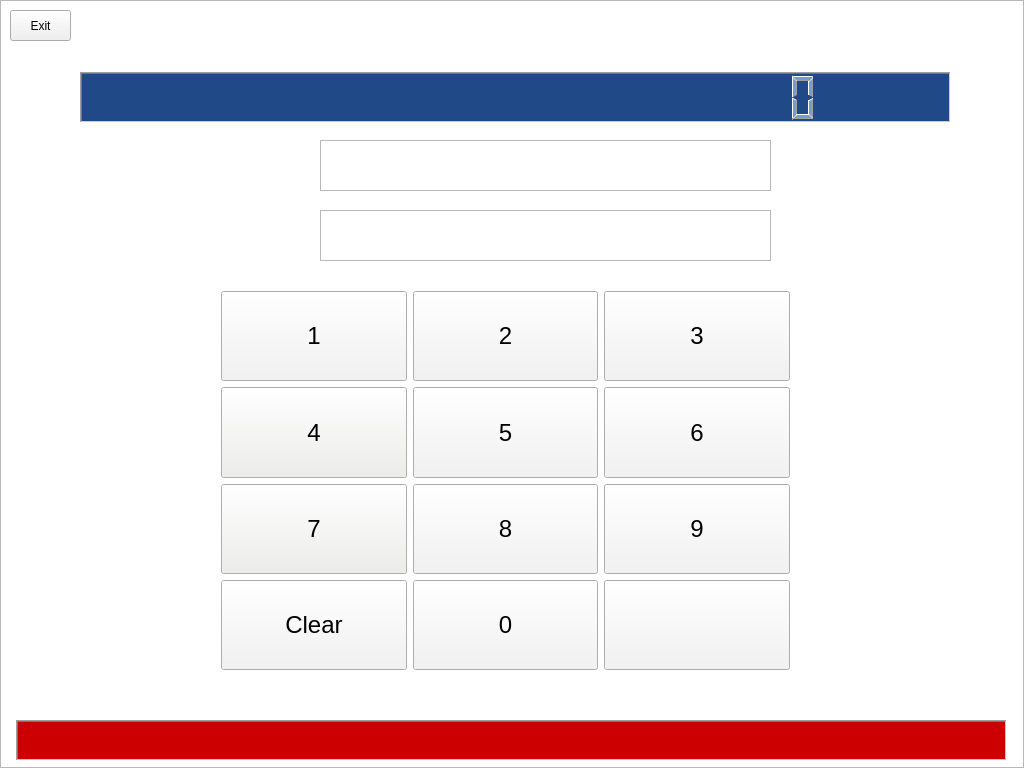
This is mainwindow.ui in swodaemkram/aces as Qt 5 draws it before an edit. The edited form follows.
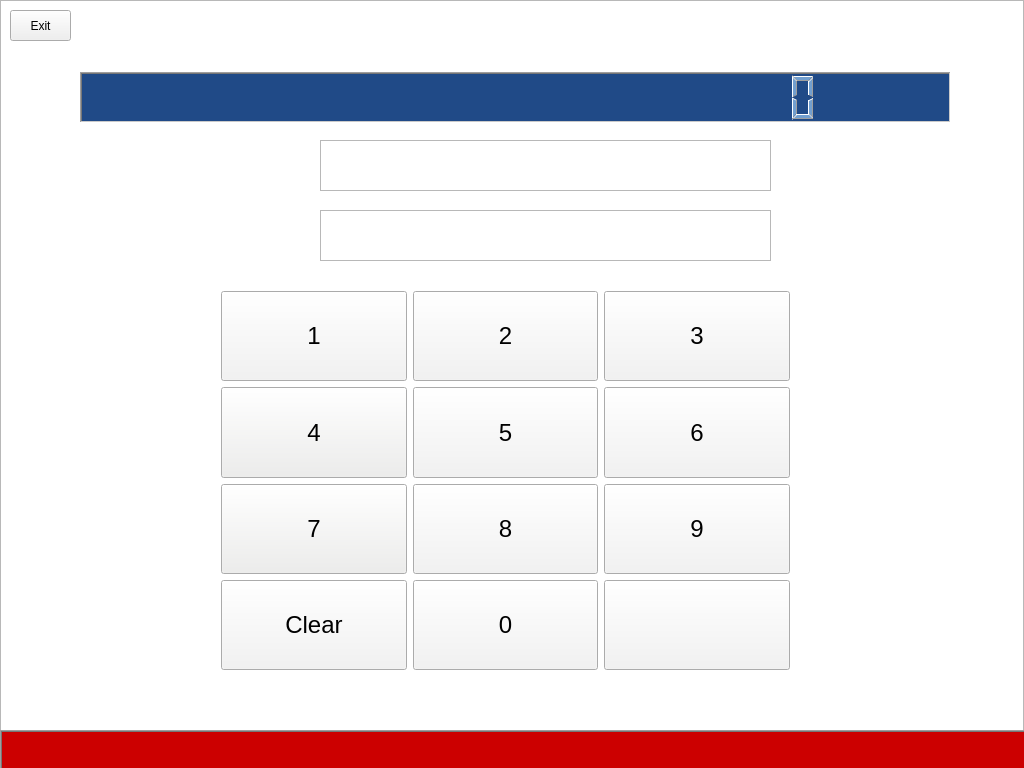
This is the edited form.

```diff
--- a/mainwindow.ui
+++ b/mainwindow.ui
@@ -1650,9 +1650,9 @@
    <widget class="QLabel" name="label_4">
     <property name="geometry">
      <rect>
-      <x>16</x>
-      <y>720</y>
-      <width>991</width>
+      <x>0</x>
+      <y>730</y>
+      <width>1031</width>
       <height>41</height>
      </rect>
     </property>
```
